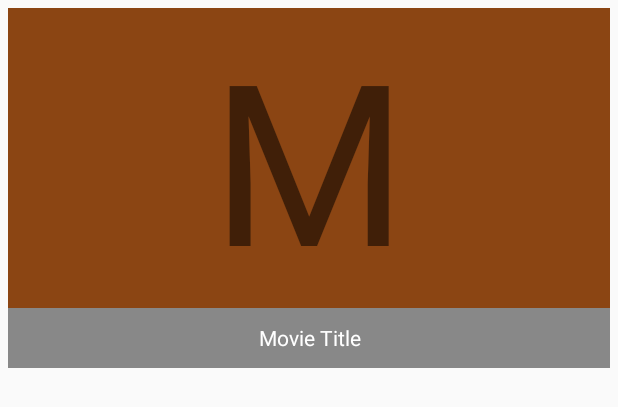
After one commit to akoposijboholst/Tourista, an Android app: the layout category_item.xml on its own in the app's theme, with its tools: preview values and no code run, on a phone screen of 412 x 824 dp. The commit adds this screen. Shown: the top 407 px of the screen. Run offline under Robolectric (Android 15) with nearby library versions, the phone set to English and light mode, and no system bars.

Commit message:
Implemented Ugly Choose Category Activity

```diff
--- a/app/src/main/java/com/touristadev/tourista/RegisterActivity.java
+++ b/app/src/main/java/com/touristadev/tourista/RegisterActivity.java
@@ -153,6 +153,10 @@ public class RegisterActivity extends AppCompatActivity implements View.OnClickL
                     public void onComplete(@NonNull Task<AuthResult> task) {
 
                         if (!task.isSuccessful()) {
+                            //do nothing
+                        } else {
+                            Intent intent = new Intent(RegisterActivity.this, ChooseTribeActivity.class);
+                            startActivity(intent);
                         }
                     }
                 });
--- /dev/null
+++ b/app/src/main/res/layout/category_item.xml
@@ -0,0 +1,29 @@
+<?xml version="1.0" encoding="utf-8"?>
+<LinearLayout xmlns:android="http://schemas.android.com/apk/res/android"
+    xmlns:tools="http://schemas.android.com/tools"
+    android:orientation="vertical"
+    android:padding="5dp"
+    android:layout_width="match_parent"
+    android:layout_height="match_parent">
+
+    <TextView
+        android:id="@+id/tvImage"
+        android:layout_width="match_parent"
+        android:layout_height="200dp"
+        android:layout_gravity="center"
+        android:gravity="center"
+        android:textSize="150dp"
+        android:text="M"
+        android:background="@color/colorBrown"/>
+
+    <TextView
+        android:id="@+id/tvName"
+        android:layout_width="match_parent"
+        android:layout_height="40dp"
+        android:layout_alignParentBottom="true"
+        android:background="#993d3d3d"
+        android:gravity="center"
+        android:textColor="#fff"
+        tools:text="Movie Title"/>
+
+</LinearLayout>
```
Also changed, not shown: app/src/main/java/com/touristadev/tourista/ChooseTribeActivity.java (+26 -0 lines), app/src/main/java/com/touristadev/tourista/adapters/GridCategoryAdapter.java (added, +60 -0 lines), app/src/main/java/com/touristadev/tourista/models/Category.java (added, +32 -0 lines), app/src/main/res/layout/activity_choose_tribe.xml (+16 -3 lines).
